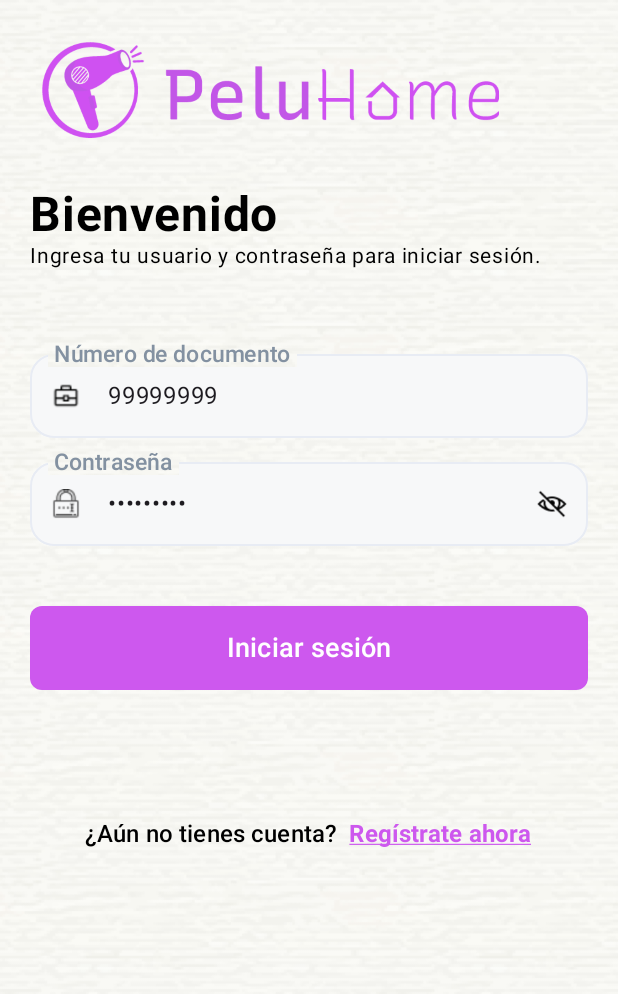
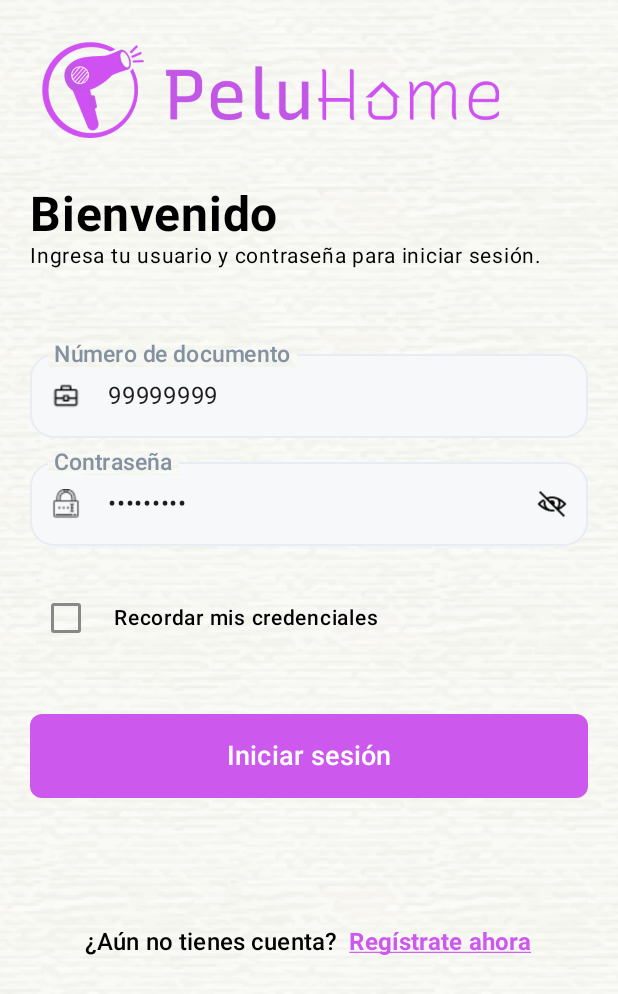
Before and after one commit to devpeluhome-commits/PeluHomeApp, an Android app built with Jetpack Compose: the screen it shows after launch (MainActivity), on a phone screen of 412 x 824 dp. Shown: the top 994 px of the screen. Run offline under Robolectric (Android 15) with nearby library versions, the phone set to English and light mode, and no system bars; our stand-ins replace Compose Multiplatform resources; 1 statement that could not run was skipped.

Commit message:
Implement 'Remember Credentials' functionality
- Add StoreManager methods for saving/loading credentials
- Update SignInViewModel to handle credential persistence
- Add checkbox to SignUpForm for 'Remember my credentials'
- Load saved credentials automatically on app startup
- Save credentials when checkbox is checked during login
- Clear credentials when checkbox is unchecked
- Update Koin dependency injection for StoreManager
- Simple implementation: saves document_number and password
- No token validation needed as new token is generated on each login

```diff
--- a/composeApp/src/commonMain/kotlin/com/peluhome/project/di/modules.kt
+++ b/composeApp/src/commonMain/kotlin/com/peluhome/project/di/modules.kt
@@ -52,7 +52,7 @@ val dataModule = module {
 
 val viewModelModule = module {
     viewModel {
-        SignInViewModel(authRepository = get())
+        SignInViewModel(authRepository = get(), storeManager = get())
     }
     viewModel {
         RegisterUserViewModel(authRepository = get())
--- a/composeApp/src/commonMain/kotlin/com/peluhome/project/local/StoreManager.kt
+++ b/composeApp/src/commonMain/kotlin/com/peluhome/project/local/StoreManager.kt
@@ -3,6 +3,7 @@ package com.peluhome.project.local
 import androidx.datastore.core.DataStore
 import androidx.datastore.preferences.core.Preferences
 import androidx.datastore.preferences.core.edit
+import androidx.datastore.preferences.core.stringPreferencesKey
 import kotlinx.coroutines.flow.first
 import kotlinx.coroutines.flow.map
 import kotlinx.serialization.encodeToString
@@ -11,6 +12,13 @@ import kotlinx.serialization.json.Json
 class StoreManager(
     val store: DataStore<Preferences>
 ) {
+    // Keys para credenciales
+    companion object {
+        val REMEMBER_CREDENTIALS = stringPreferencesKey("remember_credentials")
+        val SAVED_DOCUMENT_NUMBER = stringPreferencesKey("saved_document_number")
+        val SAVED_PASSWORD = stringPreferencesKey("saved_password")
+    }
+
     suspend inline fun <reified T> saveValue(key: Preferences.Key<String>, value: T) {
         val jsonValue = Json.encodeToString(value)
         store.edit {
@@ -30,4 +38,33 @@ class StoreManager(
             it.remove(key)
         }
     }
+
+    // Métodos específicos para credenciales
+    suspend fun saveCredentials(documentNumber: String, password: String) {
+        store.edit {
+            it[SAVED_DOCUMENT_NUMBER] = documentNumber
+            it[SAVED_PASSWORD] = password
+            it[REMEMBER_CREDENTIALS] = "true"
+        }
+    }
+
+    suspend fun getSavedCredentials(): Pair<String?, String?> {
+        val prefs = store.data.first()
+        val documentNumber = prefs[SAVED_DOCUMENT_NUMBER]
+        val password = prefs[SAVED_PASSWORD]
+        return Pair(documentNumber, password)
+    }
+
+    suspend fun clearCredentials() {
+        store.edit {
+            it.remove(SAVED_DOCUMENT_NUMBER)
+            it.remove(SAVED_PASSWORD)
+            it.remove(REMEMBER_CREDENTIALS)
+        }
+    }
+
+    suspend fun isRememberCredentialsEnabled(): Boolean {
+        val prefs = store.data.first()
+        return prefs[REMEMBER_CREDENTIALS] == "true"
+    }
 }
--- a/composeApp/src/commonMain/kotlin/com/peluhome/project/presentation/admin/AdminBookingsScreen.kt
+++ b/composeApp/src/commonMain/kotlin/com/peluhome/project/presentation/admin/AdminBookingsScreen.kt
@@ -61,6 +61,7 @@ import org.jetbrains.compose.resources.painterResource
 import peluhome.composeapp.generated.resources.Res
 import peluhome.composeapp.generated.resources.icon_business_center
 import peluhome.composeapp.generated.resources.icon_sign_out
+import peluhome.composeapp.generated.resources.icon_sync
 import peluhome.composeapp.generated.resources.logo_peluhome
 
 @OptIn(ExperimentalMaterial3Api::class)
@@ -139,7 +140,7 @@ fun AdminBookingsScreen(
                         onClick = { adminViewModel.loadAllBookings() }
                     ) {
                         Icon(
-                            painter = painterResource(Res.drawable.icon_next),
+                            painter = painterResource(Res.drawable.icon_sync),
                             contentDescription = "Refrescar",
                             modifier = Modifier.size(24.dp),
                             tint = Color.White
--- a/composeApp/src/commonMain/kotlin/com/peluhome/project/presentation/sign_in/SignInScreen.kt
+++ b/composeApp/src/commonMain/kotlin/com/peluhome/project/presentation/sign_in/SignInScreen.kt
@@ -46,11 +46,24 @@ fun SignInScreen(
     var documentNumber by remember { mutableStateOf("99999999") } //46079567
     var password by remember { mutableStateOf("123456789") } //Pelu@@22
     var passwordVisible by remember { mutableStateOf(true) }
+    var rememberCredentials by remember { mutableStateOf(false) }
 
     var showDialogWarningOrError by remember { mutableStateOf(false) }
     var showDialogSuccess by remember { mutableStateOf(false) }
     var messageWarningOrError by remember { mutableStateOf("") }
     var messageSuccess by remember { mutableStateOf("") }
+
+    // Cargar credenciales guardadas al iniciar la pantalla
+    LaunchedEffect(Unit) {
+        val savedCredentials = viewModel.loadSavedCredentials()
+        val isRememberEnabled = viewModel.isRememberCredentialsEnabled()
+
+        if (isRememberEnabled && savedCredentials.first != null && savedCredentials.second != null) {
+            documentNumber = savedCredentials.first!!
+            password = savedCredentials.second!!
+            rememberCredentials = true
+        }
+    }
 
     LaunchedEffect(key1 = state.success, key2 = state.error) {
         if (state.success != null) {
@@ -142,6 +155,7 @@ fun SignInScreen(
                     user = documentNumber,
                     password = password,
                     visualTransformation = passwordVisible,
+                    rememberCredentials = rememberCredentials,
                     onSignIn = {
                         val errors = mutableListOf<String>()
 
@@ -154,7 +168,7 @@ fun SignInScreen(
                             return@SignUpForm
                         }
 
-                        viewModel.signIn(documentNumber, password)
+                        viewModel.signIn(documentNumber, password, rememberCredentials)
                     },
                     onChangeDocument = {
                         documentNumber = it
@@ -164,6 +178,9 @@ fun SignInScreen(
                     },
                     onChangePasswordVisibility = {
                         passwordVisible = it
+                    },
+                    onRememberCredentialsChange = {
+                        rememberCredentials = it
                     },
                     isLoading = state.isLoading
                 )
--- a/composeApp/src/commonMain/kotlin/com/peluhome/project/presentation/sign_in/SignInViewModel.kt
+++ b/composeApp/src/commonMain/kotlin/com/peluhome/project/presentation/sign_in/SignInViewModel.kt
@@ -7,20 +7,21 @@ import androidx.lifecycle.ViewModel
 import androidx.lifecycle.viewModelScope
 import com.peluhome.project.core.Result
 import com.peluhome.project.domain.model.User
-import com.peluhome.project.domain.repository.AuthRepository
+import com.peluhome.project.local.StoreManager
 import kotlinx.coroutines.Dispatchers
 import kotlinx.coroutines.IO
 import kotlinx.coroutines.launch
 import kotlinx.coroutines.withContext
 
 class SignInViewModel(
-    val authRepository: AuthRepository
+    val authRepository: AuthRepository,
+    val storeManager: StoreManager
 ) : ViewModel() {
 
     var state by mutableStateOf(SignInState())
         private set
 
-    fun signIn(documentNumber: String, password: String) {
+    fun signIn(documentNumber: String, password: String, rememberCredentials: Boolean = false) {
         viewModelScope.launch {
             try {
                 state = state.copy(isLoading = true)
@@ -42,6 +43,13 @@ class SignInViewModel(
                         val isAdmin = user?.role == "admin"
                         val isClient = user?.role == "client"
 
+                        // Guardar credenciales si el usuario lo solicitó
+                        if (rememberCredentials) {
+                            storeManager.saveCredentials(documentNumber, password)
+                        } else {
+                            storeManager.clearCredentials()
+                        }
+
                         state = state.copy(
                             success = user,
                             isLoading = false,
@@ -61,6 +69,20 @@ class SignInViewModel(
     fun clear() {
         state = state.copy(error = null, success = null, isLoading = false, isAdmin = false, isClient = false)
     }
+
+    fun clearError() {
+        state = state.copy(error = null)
+    }
+
+    // Cargar credenciales guardadas
+    suspend fun loadSavedCredentials(): Pair<String?, String?> {
+        return storeManager.getSavedCredentials()
+    }
+
+    // Verificar si recordar credenciales está habilitado
+    suspend fun isRememberCredentialsEnabled(): Boolean {
+        return storeManager.isRememberCredentialsEnabled()
+    }
 }
 
 data class SignInState(
--- a/composeApp/src/commonMain/kotlin/com/peluhome/project/presentation/sign_in/components/SignUpForm.kt
+++ b/composeApp/src/commonMain/kotlin/com/peluhome/project/presentation/sign_in/components/SignUpForm.kt
@@ -2,25 +2,33 @@ package com.peluhome.project.presentation.sign_in.components
 
 import androidx.compose.foundation.layout.Arrangement
 import androidx.compose.foundation.layout.Column
+import androidx.compose.foundation.layout.Row
 import androidx.compose.foundation.layout.Spacer
 import androidx.compose.foundation.layout.fillMaxWidth
 import androidx.compose.foundation.layout.height
 import androidx.compose.foundation.layout.padding
 import androidx.compose.foundation.layout.size
+import androidx.compose.foundation.layout.width
 import androidx.compose.foundation.text.KeyboardActions
 import androidx.compose.foundation.text.KeyboardOptions
+import androidx.compose.material3.Checkbox
+import androidx.compose.material3.CheckboxDefaults
 import androidx.compose.material3.Icon
 import androidx.compose.material3.IconButton
+import androidx.compose.material3.Text
 import androidx.compose.runtime.Composable
+import androidx.compose.ui.Alignment
 import androidx.compose.ui.Modifier
 import androidx.compose.ui.focus.FocusDirection
 import androidx.compose.ui.graphics.Color
 import androidx.compose.ui.platform.LocalFocusManager
+import androidx.compose.ui.text.font.FontWeight
 import androidx.compose.ui.text.input.ImeAction
 import androidx.compose.ui.text.input.KeyboardType
 import androidx.compose.ui.text.input.PasswordVisualTransformation
 import androidx.compose.ui.text.input.VisualTransformation
 import androidx.compose.ui.unit.dp
+import androidx.compose.ui.unit.sp
 import com.peluhome.project.presentation.components.CustomButton
 import com.peluhome.project.presentation.components.MessageValidationComponent
 import com.peluhome.project.presentation.components.OutlinedTextFieldComponentBasic
@@ -37,12 +45,14 @@ fun SignUpForm(
     user:String,
     password:String,
     visualTransformation: Boolean,
+    rememberCredentials: Boolean = false,
     userError:String?=null,
     passwordError:String?=null,
     isLoading:Boolean,
     onChangeDocument:(String)->Unit,
     onChangePassword:(String)->Unit,
     onChangePasswordVisibility:(Boolean) -> Unit,
+    onRememberCredentialsChange:(Boolean) -> Unit,
     onSignIn:()->Unit
 ) {
 
@@ -126,6 +136,30 @@ fun SignUpForm(
 
         MessageValidationComponent(field = passwordError)
 
+        Spacer(modifier = Modifier.height(8.dp))
+
+        // Checkbox para recordar credenciales
+        Row(
+            modifier = Modifier.fillMaxWidth(),
+            verticalAlignment = Alignment.CenterVertically
+        ) {
+            Checkbox(
+                checked = rememberCredentials,
+                onCheckedChange = onRememberCredentialsChange,
+                colors = CheckboxDefaults.colors(
+                    checkedColor = ColorPrimary,
+                    uncheckedColor = Color.Gray
+                )
+            )
+            Spacer(modifier = Modifier.width(8.dp))
+            Text(
+                text = "Recordar mis credenciales",
+                fontSize = 14.sp,
+                fontWeight = FontWeight.Medium,
+                color = Color.Black
+            )
+        }
+
         Spacer(modifier = Modifier.height(12.dp))
 
         CustomButton(
```
Also changed, not shown: composeApp/src/commonMain/composeResources/drawable/icon_sync.png (added).
